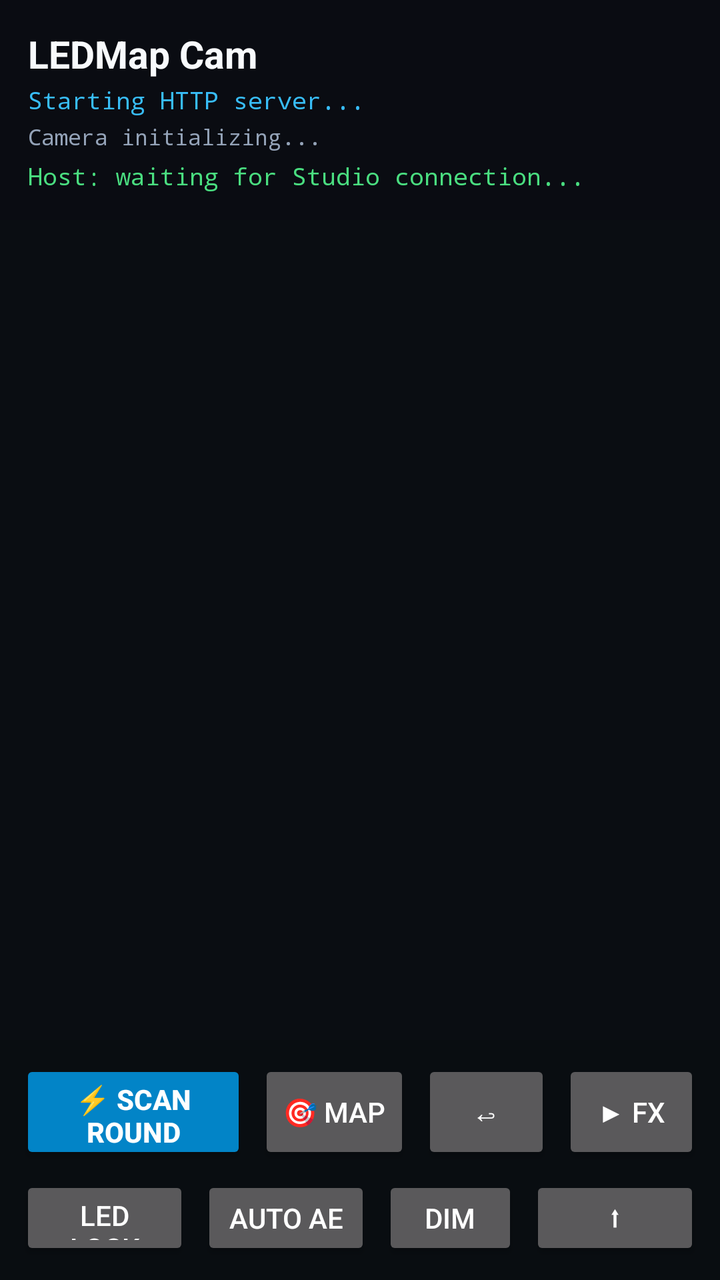
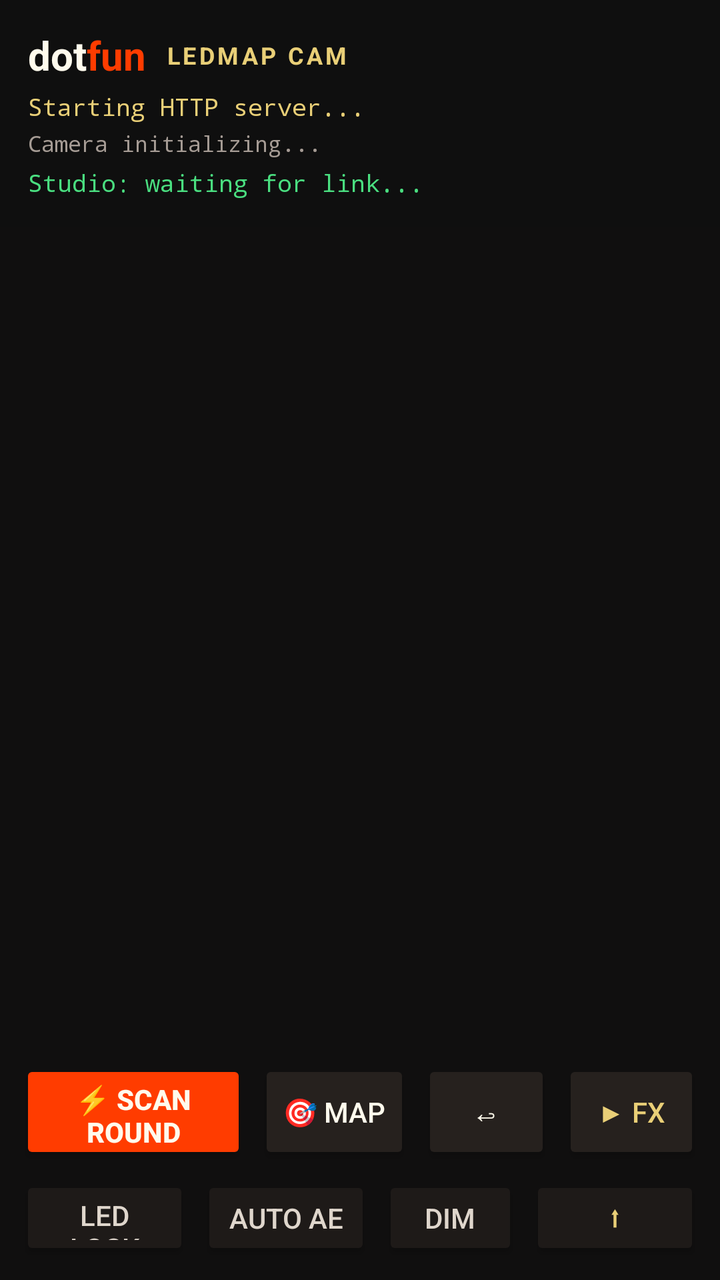

Two renders of the same Android screen: before a commit and after it. Below are the layout's source before the change and the commit's diff.
<!-- AndroidManifest.xml: application theme Theme.LEDMapCam -->
<!-- res/layout/activity_main.xml -->
<?xml version="1.0" encoding="utf-8"?>
<FrameLayout xmlns:android="http://schemas.android.com/apk/res/android"
    android:layout_width="match_parent"
    android:layout_height="match_parent"
    android:background="#0A0D12">

    <TextureView
        android:id="@+id/texturePreview"
        android:layout_width="match_parent"
        android:layout_height="match_parent"
        android:layout_gravity="center" />

    <LinearLayout
        android:layout_width="match_parent"
        android:layout_height="wrap_content"
        android:layout_gravity="top"
        android:background="#BB0A0D12"
        android:orientation="vertical"
        android:padding="14dp">

        <TextView
            android:id="@+id/txtTitle"
            android:layout_width="wrap_content"
            android:layout_height="wrap_content"
            android:text="LEDMap Cam"
            android:textColor="#F8FAFC"
            android:textSize="19sp"
            android:textStyle="bold" />

        <TextView
            android:id="@+id/txtEndpoint"
            android:layout_width="wrap_content"
            android:layout_height="wrap_content"
            android:layout_marginTop="2dp"
            android:fontFamily="monospace"
            android:text="Starting HTTP server..."
            android:textColor="#38BDF8"
            android:textSize="12sp" />

        <TextView
            android:id="@+id/txtStatus"
            android:layout_width="wrap_content"
            android:layout_height="wrap_content"
            android:layout_marginTop="3dp"
            android:fontFamily="monospace"
            android:text="Camera initializing..."
            android:textColor="#94A3B8"
            android:textSize="11sp" />

        <TextView
            android:id="@+id/txtRemote"
            android:layout_width="match_parent"
            android:layout_height="wrap_content"
            android:layout_marginTop="4dp"
            android:fontFamily="monospace"
            android:text="Host: waiting for Studio connection..."
            android:textColor="#4ADE80"
            android:textSize="12sp" />
    </LinearLayout>

    <LinearLayout
        android:layout_width="match_parent"
        android:layout_height="wrap_content"
        android:layout_gravity="bottom"
        android:background="#DD0A0D12"
        android:orientation="vertical"
        android:padding="10dp">

        
        <LinearLayout
            android:layout_width="match_parent"
            android:layout_height="wrap_content"
            android:gravity="center"
            android:orientation="horizontal">

            <Button
                android:id="@+id/btnScan"
                android:layout_width="0dp"
                android:layout_height="52dp"
                android:layout_weight="1.5"
                android:backgroundTint="#0284C7"
                android:text="⚡ SCAN ROUND"
                android:textColor="#FFFFFF"
                android:textStyle="bold" />

            <Button
                android:id="@+id/btnHeatmap"
                android:layout_width="0dp"
                android:layout_height="52dp"
                android:layout_marginStart="6dp"
                android:layout_weight="1"
                android:text="🎯 MAP" />

            <Button
                android:id="@+id/btnUndo"
                android:layout_width="0dp"
                android:layout_height="52dp"
                android:layout_marginStart="6dp"
                android:layout_weight="0.85"
                android:text="↩" />

            <Button
                android:id="@+id/btnFx"
                android:layout_width="0dp"
                android:layout_height="52dp"
                android:layout_marginStart="6dp"
                android:layout_weight="0.9"
                android:text="▶ FX" />
        </LinearLayout>

        
        <LinearLayout
            android:layout_width="match_parent"
            android:layout_height="wrap_content"
            android:layout_marginTop="6dp"
            android:gravity="center"
            android:orientation="horizontal">

            <Button
                android:id="@+id/btnLedPreset"
                android:layout_width="0dp"
                android:layout_height="42dp"
                android:layout_weight="1"
                android:text="LED Lock" />

            <Button
                android:id="@+id/btnAuto"
                android:layout_width="0dp"
                android:layout_height="42dp"
                android:layout_marginStart="6dp"
                android:layout_weight="1"
                android:text="Auto AE" />

            <Button
                android:id="@+id/btnDim"
                android:layout_width="0dp"
                android:layout_height="42dp"
                android:layout_marginStart="6dp"
                android:layout_weight="0.8"
                android:text="Dim" />

            <Button
                android:id="@+id/btnUpdate"
                android:layout_width="0dp"
                android:layout_height="42dp"
                android:layout_marginStart="6dp"
                android:layout_weight="1"
                android:text="⬆ Update" />
        </LinearLayout>
    </LinearLayout>
</FrameLayout>
<!-- resources referenced by this layout -->
<resources>
  <style name="Theme.LEDMapCam" parent="Theme.AppCompat.NoActionBar">
          <item name="android:windowBackground">#0A0D12</item>
          <item name="android:statusBarColor">#0A0D12</item>
          <item name="android:navigationBarColor">#0A0D12</item>
      </style>
</resources>

<!-- the commit's change to res/layout/activity_main.xml (unified diff, before → after) -->
@@ -2,7 +2,7 @@
 <FrameLayout xmlns:android="http://schemas.android.com/apk/res/android"
     android:layout_width="match_parent"
     android:layout_height="match_parent"
-    android:background="#0A0D12">
+    android:background="#100F0F">
 
     <TextureView
         android:id="@+id/texturePreview"
@@ -14,27 +14,52 @@
         android:layout_width="match_parent"
         android:layout_height="wrap_content"
         android:layout_gravity="top"
-        android:background="#BB0A0D12"
+        android:background="#CC100F0F"
         android:orientation="vertical"
         android:padding="14dp">
 
-        <TextView
-            android:id="@+id/txtTitle"
-            android:layout_width="wrap_content"
+        <LinearLayout
+            android:layout_width="match_parent"
             android:layout_height="wrap_content"
-            android:text="LEDMap Cam"
-            android:textColor="#F8FAFC"
-            android:textSize="19sp"
-            android:textStyle="bold" />
+            android:gravity="center_vertical"
+            android:orientation="horizontal">
+
+            <TextView
+                android:layout_width="wrap_content"
+                android:layout_height="wrap_content"
+                android:text="dot"
+                android:textColor="#FFFBED"
+                android:textSize="20sp"
+                android:textStyle="bold" />
+
+            <TextView
+                android:layout_width="wrap_content"
+                android:layout_height="wrap_content"
+                android:text="fun"
+                android:textColor="#FF3C00"
+                android:textSize="20sp"
+                android:textStyle="bold" />
+
+            <TextView
+                android:id="@+id/txtTitle"
+                android:layout_width="wrap_content"
+                android:layout_height="wrap_content"
+                android:layout_marginStart="10dp"
+                android:text="LEDMAP CAM"
+                android:textColor="#E9CF77"
+                android:textSize="12sp"
+                android:textStyle="bold"
+                android:letterSpacing="0.12" />
+        </LinearLayout>
 
         <TextView
             android:id="@+id/txtEndpoint"
             android:layout_width="wrap_content"
             android:layout_height="wrap_content"
-            android:layout_marginTop="2dp"
+            android:layout_marginTop="4dp"
             android:fontFamily="monospace"
             android:text="Starting HTTP server..."
-            android:textColor="#38BDF8"
+            android:textColor="#E9CF77"
             android:textSize="12sp" />
 
         <TextView
@@ -44,7 +69,7 @@
             android:layout_marginTop="3dp"
             android:fontFamily="monospace"
             android:text="Camera initializing..."
-            android:textColor="#94A3B8"
+            android:textColor="#A69C95"
             android:textSize="11sp" />
 
         <TextView
@@ -53,7 +78,7 @@
             android:layout_height="wrap_content"
             android:layout_marginTop="4dp"
             android:fontFamily="monospace"
-            android:text="Host: waiting for Studio connection..."
+            android:text="Studio: waiting for link..."
             android:textColor="#4ADE80"
             android:textSize="12sp" />
     </LinearLayout>
@@ -62,7 +87,7 @@
         android:layout_width="match_parent"
         android:layout_height="wrap_content"
         android:layout_gravity="bottom"
-        android:background="#DD0A0D12"
+        android:background="#E0100F0F"
         android:orientation="vertical"
         android:padding="10dp">
 
@@ -78,9 +103,9 @@
                 android:layout_width="0dp"
                 android:layout_height="52dp"
                 android:layout_weight="1.5"
-                android:backgroundTint="#0284C7"
+                android:backgroundTint="#FF3C00"
                 android:text="⚡ SCAN ROUND"
-                android:textColor="#FFFFFF"
+                android:textColor="#FFFBED"
                 android:textStyle="bold" />
 
             <Button
@@ -89,7 +114,9 @@
                 android:layout_height="52dp"
                 android:layout_marginStart="6dp"
                 android:layout_weight="1"
-                android:text="🎯 MAP" />
+                android:backgroundTint="#26211E"
+                android:text="🎯 MAP"
+                android:textColor="#FFFBED" />
 
             <Button
                 android:id="@+id/btnUndo"
@@ -97,7 +124,9 @@
                 android:layout_height="52dp"
                 android:layout_marginStart="6dp"
                 android:layout_weight="0.85"
-                android:text="↩" />
+                android:backgroundTint="#26211E"
+                android:text="↩"
+                android:textColor="#FFFBED" />
 
             <Button
                 android:id="@+id/btnFx"
@@ -105,7 +134,9 @@
                 android:layout_height="52dp"
                 android:layout_marginStart="6dp"
                 android:layout_weight="0.9"
-                android:text="▶ FX" />
+                android:backgroundTint="#26211E"
+                android:text="▶ FX"
+                android:textColor="#E9CF77" />
         </LinearLayout>
 
         
@@ -121,7 +152,9 @@
                 android:layout_width="0dp"
                 android:layout_height="42dp"
                 android:layout_weight="1"
-                android:text="LED Lock" />
+                android:backgroundTint="#1E1A18"
+                android:text="LED Lock"
+                android:textColor="#DFD6CC" />
 
             <Button
                 android:id="@+id/btnAuto"
@@ -129,7 +162,9 @@
                 android:layout_height="42dp"
                 android:layout_marginStart="6dp"
                 android:layout_weight="1"
-                android:text="Auto AE" />
+                android:backgroundTint="#1E1A18"
+                android:text="Auto AE"
+                android:textColor="#DFD6CC" />
 
             <Button
                 android:id="@+id/btnDim"
@@ -137,7 +172,9 @@
                 android:layout_height="42dp"
                 android:layout_marginStart="6dp"
                 android:layout_weight="0.8"
-                android:text="Dim" />
+                android:backgroundTint="#1E1A18"
+                android:text="Dim"
+                android:textColor="#DFD6CC" />
 
             <Button
                 android:id="@+id/btnUpdate"
@@ -145,7 +182,9 @@
                 android:layout_height="42dp"
                 android:layout_marginStart="6dp"
                 android:layout_weight="1"
-                android:text="⬆ Update" />
+                android:backgroundTint="#1E1A18"
+                android:text="⬆ Update"
+                android:textColor="#E9CF77" />
         </LinearLayout>
     </LinearLayout>
 </FrameLayout>
<!-- resource entries referenced after the edit -->
@@ -1,9 +1,9 @@
 <!-- resources referenced by this layout -->
 <resources>
   <style name="Theme.LEDMapCam" parent="Theme.AppCompat.NoActionBar">
-          <item name="android:windowBackground">#0A0D12</item>
-          <item name="android:statusBarColor">#0A0D12</item>
-          <item name="android:navigationBarColor">#0A0D12</item>
+          <item name="android:windowBackground">#100F0F</item>
+          <item name="android:statusBarColor">#100F0F</item>
+          <item name="android:navigationBarColor">#100F0F</item>
       </style>
 </resources>
 
